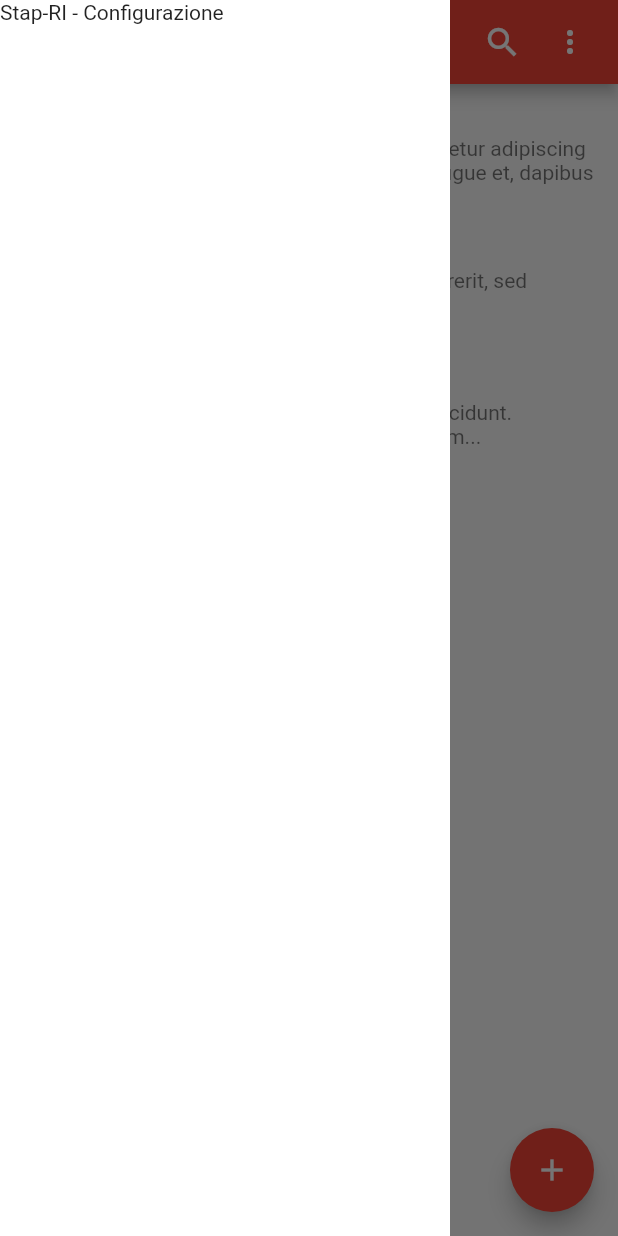
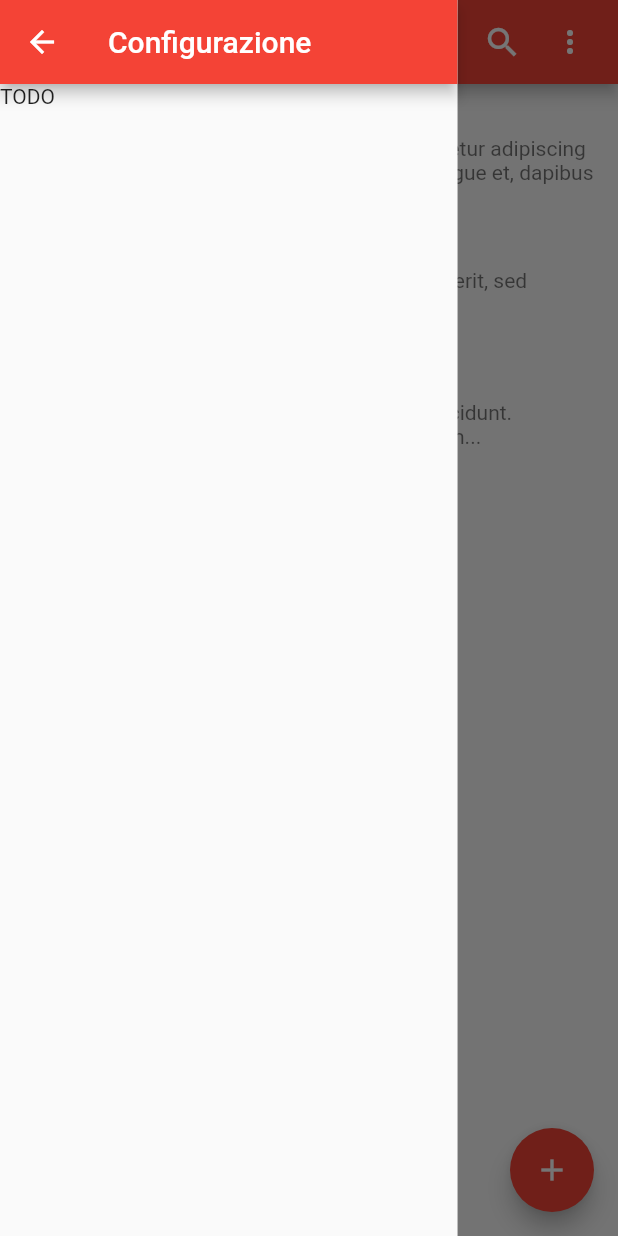
Before and after one commit to vvfosprojects/stapp-ri, a Flutter app: the screen it shows after launch, with the side drawer open, on a phone screen of 412 x 824 dp. Run offline on Flutter 3.47's test engine with Material 2 defaults, Android fonts, the phone set to English and light mode, and no system bars; our stand-ins replace image_picker, splashscreen, sqflite; missing offline and left inert: flutter_simple_dependency_injection, flutter_sound, multi_image_picker; accounts and stored records are empty.

Commit message:
UPDATE Drawer di Configurazioe con Appa bar

```diff
--- a/lib/widgets/conf_drawer.dart
+++ b/lib/widgets/conf_drawer.dart
@@ -5,11 +5,26 @@ class ConfDrawer extends StatelessWidget {
   Widget build(BuildContext context) {
     return Container(
       color: Colors.white,
-      width: 300,
-      child: ListView(
-        children: <Widget>[
-          Text("Stap-RI - Configurazione")
-        ],
+          width: MediaQuery.of(context).size.width * .74,
+      child: Scaffold(
+        appBar: AppBar(
+          title: Text("Configurazione"),
+          leading: GestureDetector(
+            onTap: () {
+              Navigator.pop(context);
+            },
+            child: Icon(
+              Icons.arrow_back,
+            ),
+          ),
+        ),
+        body: Container(
+          child: ListView(
+            children: <Widget>[
+              Text("TODO")
+            ],
+          ),
+        ),
       ),
     );
   }
```
